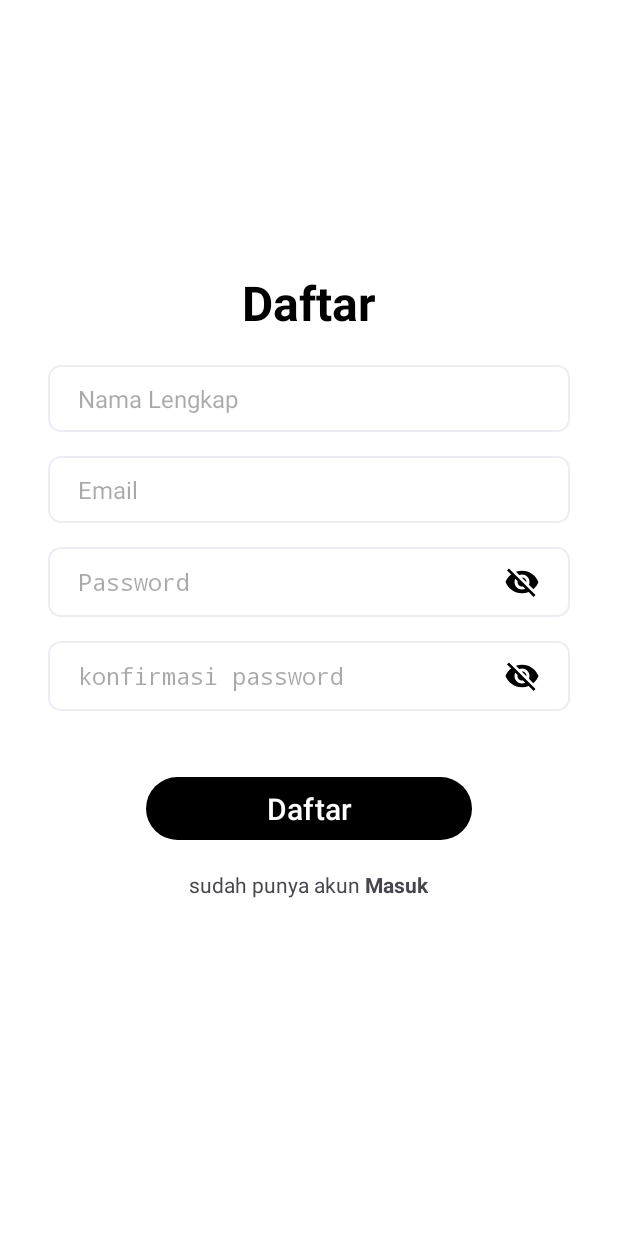
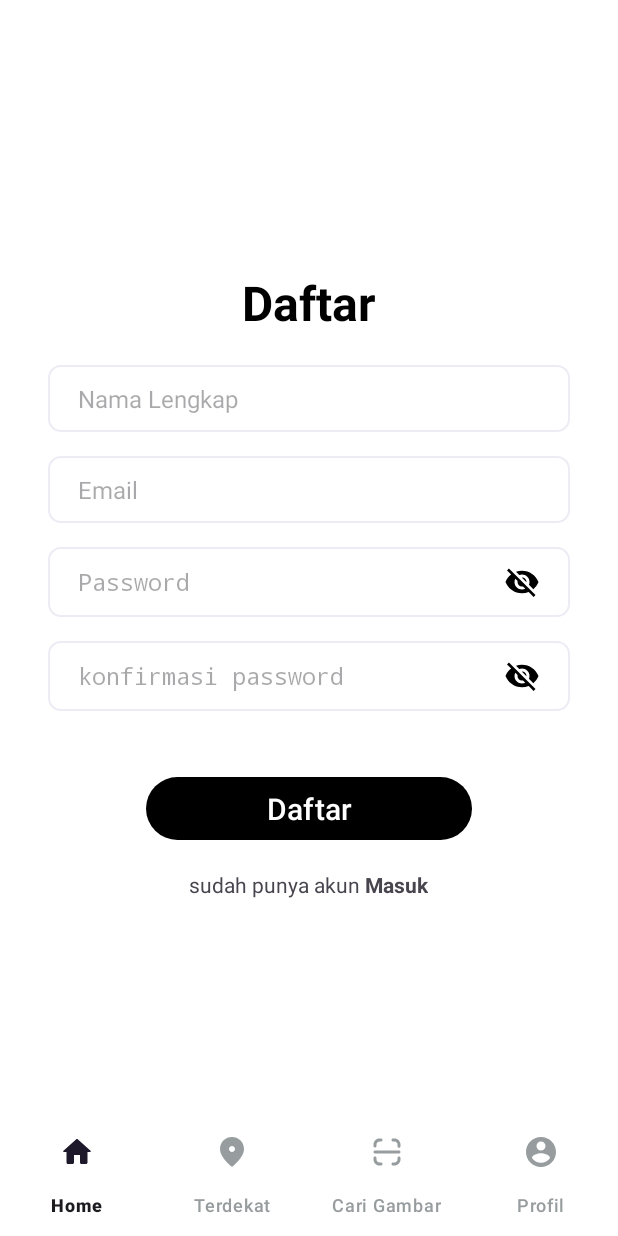
Before and after one commit to Jual-in/Jualin, an Android app: the RegisterFragment screen opened through its navigation route, on a phone screen of 412 x 824 dp. Run offline under Robolectric (Android 15) with nearby library versions, the phone set to English and light mode, and no system bars; our stand-ins replace navigation-ui.

Commit message:
add navigation for main feature

```diff
--- a/app/src/main/java/com/jualin/apps/MainActivity.kt
+++ b/app/src/main/java/com/jualin/apps/MainActivity.kt
@@ -1,11 +1,21 @@
 package com.jualin.apps
 
+import android.os.Bundle
 import androidx.appcompat.app.AppCompatActivity
-import android.os.Bundle
+import com.jualin.apps.databinding.ActivityMainBinding
+import androidx.navigation.findNavController
+import androidx.navigation.ui.setupWithNavController
 
 class MainActivity : AppCompatActivity() {
+
+    private lateinit var binding: ActivityMainBinding
+
     override fun onCreate(savedInstanceState: Bundle?) {
         super.onCreate(savedInstanceState)
-        setContentView(R.layout.activity_main)
+        binding = ActivityMainBinding.inflate(layoutInflater)
+        setContentView(binding.root)
+
+        val navController = findNavController(R.id.host_fragment)
+        binding.bottomNavigationView.setupWithNavController(navController)
     }
 }
--- /dev/null
+++ b/app/src/main/java/com/jualin/apps/ui/fragments/HomeFragment.kt
@@ -0,0 +1,20 @@
+package com.jualin.apps.ui.fragments
+
+import android.os.Bundle
+import androidx.fragment.app.Fragment
+import android.view.LayoutInflater
+import android.view.View
+import android.view.ViewGroup
+import com.jualin.apps.R
+
+class HomeFragment : Fragment() {
+
+    override fun onCreateView(
+        inflater: LayoutInflater, container: ViewGroup?,
+        savedInstanceState: Bundle?
+    ): View? {
+        // Inflate the layout for this fragment
+        return inflater.inflate(R.layout.fragment_home, container, false)
+    }
+
+}
--- a/app/src/main/res/drawable/ic_baseline_visibility_off_24.xml
+++ b/app/src/main/res/drawable/ic_baseline_visibility_off_24.xml
@@ -1,5 +1,10 @@
-<vector android:height="24dp" android:tint="#000000"
-    android:viewportHeight="24" android:viewportWidth="24"
-    android:width="24dp" xmlns:android="http://schemas.android.com/apk/res/android">
-    <path android:fillColor="@android:color/white" android:pathData="M12,7c2.76,0 5,2.24 5,5 0,0.65 -0.13,1.26 -0.36,1.83l2.92,2.92c1.51,-1.26 2.7,-2.89 3.43,-4.75 -1.73,-4.39 -6,-7.5 -11,-7.5 -1.4,0 -2.74,0.25 -3.98,0.7l2.16,2.16C10.74,7.13 11.35,7 12,7zM2,4.27l2.28,2.28 0.46,0.46C3.08,8.3 1.78,10.02 1,12c1.73,4.39 6,7.5 11,7.5 1.55,0 3.03,-0.3 4.38,-0.84l0.42,0.42L19.73,22 21,20.73 3.27,3 2,4.27zM7.53,9.8l1.55,1.55c-0.05,0.21 -0.08,0.43 -0.08,0.65 0,1.66 1.34,3 3,3 0.22,0 0.44,-0.03 0.65,-0.08l1.55,1.55c-0.67,0.33 -1.41,0.53 -2.2,0.53 -2.76,0 -5,-2.24 -5,-5 0,-0.79 0.2,-1.53 0.53,-2.2zM11.84,9.02l3.15,3.15 0.02,-0.16c0,-1.66 -1.34,-3 -3,-3l-0.17,0.01z"/>
+<vector xmlns:android="http://schemas.android.com/apk/res/android"
+    android:width="24dp"
+    android:height="24dp"
+    android:tint="#000000"
+    android:viewportWidth="24"
+    android:viewportHeight="24">
+    <path
+        android:fillColor="@android:color/white"
+        android:pathData="M12,7c2.76,0 5,2.24 5,5 0,0.65 -0.13,1.26 -0.36,1.83l2.92,2.92c1.51,-1.26 2.7,-2.89 3.43,-4.75 -1.73,-4.39 -6,-7.5 -11,-7.5 -1.4,0 -2.74,0.25 -3.98,0.7l2.16,2.16C10.74,7.13 11.35,7 12,7zM2,4.27l2.28,2.28 0.46,0.46C3.08,8.3 1.78,10.02 1,12c1.73,4.39 6,7.5 11,7.5 1.55,0 3.03,-0.3 4.38,-0.84l0.42,0.42L19.73,22 21,20.73 3.27,3 2,4.27zM7.53,9.8l1.55,1.55c-0.05,0.21 -0.08,0.43 -0.08,0.65 0,1.66 1.34,3 3,3 0.22,0 0.44,-0.03 0.65,-0.08l1.55,1.55c-0.67,0.33 -1.41,0.53 -2.2,0.53 -2.76,0 -5,-2.24 -5,-5 0,-0.79 0.2,-1.53 0.53,-2.2zM11.84,9.02l3.15,3.15 0.02,-0.16c0,-1.66 -1.34,-3 -3,-3l-0.17,0.01z" />
 </vector>
--- a/app/src/main/res/layout/activity_main.xml
+++ b/app/src/main/res/layout/activity_main.xml
@@ -6,16 +6,26 @@
     android:layout_height="match_parent"
     tools:context=".MainActivity">
 
-    <androidx.fragment.app.FragmentContainerView
+    <fragment
         android:id="@+id/host_fragment"
         android:name="androidx.navigation.fragment.NavHostFragment"
         android:layout_width="0dp"
         android:layout_height="0dp"
+        app:defaultNavHost="true"
+        app:layout_constraintBottom_toTopOf="@+id/bottomNavigationView"
+        app:layout_constraintEnd_toEndOf="parent"
+        app:layout_constraintStart_toStartOf="parent"
         app:layout_constraintTop_toTopOf="parent"
+        app:navGraph="@navigation/main_navigation" />
+
+    <com.google.android.material.bottomnavigation.BottomNavigationView
+        android:id="@+id/bottomNavigationView"
+        android:layout_width="match_parent"
+        android:layout_height="wrap_content"
+        app:menu="@menu/bottom_menu"
+        style="@style/Theme.BottomNavigation"
         app:layout_constraintBottom_toBottomOf="parent"
-        app:layout_constraintStart_toStartOf="parent"
         app:layout_constraintEnd_toEndOf="parent"
-        app:defaultNavHost="true"
-        app:navGraph="@navigation/main_navigation"/>
+        app:layout_constraintStart_toStartOf="parent" />
 
 </androidx.constraintlayout.widget.ConstraintLayout>
--- /dev/null
+++ b/app/src/main/res/menu/bottom_menu.xml
@@ -0,0 +1,24 @@
+<?xml version="1.0" encoding="utf-8"?>
+<menu xmlns:android="http://schemas.android.com/apk/res/android">
+    <item
+        android:id="@+id/homeFragment"
+        android:icon="@drawable/ic_home_24dp"
+        android:enabled="true"
+        android:title="@string/home" />
+    <item
+        android:id="@+id/nearbyFragment"
+        android:icon="@drawable/ic_place_24dp"
+        android:enabled="true"
+        android:title="@string/terdekat" />
+
+    <item
+        android:id="@+id/scannerFragment"
+        android:icon="@drawable/ic_image_scanner_24dp"
+        android:enabled="true"
+        android:title="@string/cari_gambar" />
+    <item
+        android:id="@+id/profileFragment"
+        android:icon="@drawable/ic_account_circle_24dp"
+        android:enabled="true"
+        android:title="@string/profil" />
+</menu>
--- a/app/src/main/res/navigation/main_navigation.xml
+++ b/app/src/main/res/navigation/main_navigation.xml
@@ -3,7 +3,7 @@
     xmlns:app="http://schemas.android.com/apk/res-auto"
     xmlns:tools="http://schemas.android.com/tools"
     android:id="@+id/main_navigation"
-    app:startDestination="@id/loginFragment">
+    app:startDestination="@id/homeFragment">
 
     <fragment
         android:id="@+id/loginFragment"
@@ -29,4 +29,24 @@
             app:popUpTo="@id/main_navigation"
             app:popUpToInclusive="true" />
     </fragment>
+    <fragment
+        android:id="@+id/homeFragment"
+        android:name="com.jualin.apps.ui.fragments.HomeFragment"
+        android:label="fragment_home"
+        tools:layout="@layout/fragment_home" />
+    <fragment
+        android:id="@+id/nearbyFragment"
+        android:name="com.jualin.apps.ui.fragments.NearbyFragment"
+        android:label="fragment_nearby"
+        tools:layout="@layout/fragment_nearby" />
+    <fragment
+        android:id="@+id/scannerFragment"
+        android:name="com.jualin.apps.ui.fragments.ScannerFragment"
+        android:label="fragment_scanner"
+        tools:layout="@layout/fragment_scanner" />
+    <fragment
+        android:id="@+id/profileFragment"
+        android:name="com.jualin.apps.ui.fragments.ProfileFragment"
+        android:label="fragment_profile"
+        tools:layout="@layout/fragment_profile" />
 </navigation>
--- a/app/src/main/res/values/colors.xml
+++ b/app/src/main/res/values/colors.xml
@@ -3,4 +3,6 @@
     <color name="colorPrimaryDark">#FF000000</color>
     <color name="pureWhite">#FFFFFFFF</color>
     <color name="defaultGrey">#979C9E</color>
+
+    <color name="transparent">#00000000</color>
 </resources>
--- a/app/src/main/res/values/strings.xml
+++ b/app/src/main/res/values/strings.xml
@@ -15,4 +15,10 @@
     <string name="alamat">alamat</string>
     <string name="deskripsi">deskripsi</string>
     <string name="lihat_toko">Lihat Toko</string>
+    <string name="home">Home</string>
+    <string name="terdekat">Terdekat</string>
+    <string name="cari_gambar">Cari Gambar</string>
+    <string name="profil">Profil</string>
+    <!-- TODO: Remove or change this placeholder text -->
+    <string name="hello_blank_fragment">Hello blank fragment</string>
 </resources>
--- a/app/src/main/res/values/themes.xml
+++ b/app/src/main/res/values/themes.xml
@@ -2,8 +2,11 @@
     <!-- Base application theme. -->
     <style name="Base.Theme.JualinLight" parent="Theme.Material3.Light.NoActionBar">
         <!-- Customize your light theme here. -->
-         <item name="colorPrimary">@color/colorPrimaryDark</item>
+        <item name="colorPrimary">@color/colorPrimaryDark</item>
         <item name="android:background">@color/pureWhite</item>
+        <item name="colorOnSurfaceVariant">@color/defaultGrey</item>
+
+        <item name="bottomNavigationStyle">@style/Theme.BottomNavigation</item>
     </style>
 
     <style name="Theme.JualinLight" parent="Base.Theme.JualinLight" />
@@ -17,4 +20,14 @@
         <item name="android:textColor">@color/defaultGrey</item>
         <item name="android:maxLines">1</item>
     </style>
+
+    <style name="Theme.BottomNavigation" parent="Widget.Material3.BottomNavigationView">
+        <item name="labelVisibilityMode">labeled</item>
+        <item name="itemActiveIndicatorStyle">@style/NavigationBarView.ActiveIndicator</item>
+        <item name="itemRippleColor">@color/transparent</item>
+    </style>
+
+    <style name="NavigationBarView.ActiveIndicator" parent="ShapeAppearance.Material3.NavigationBarView.ActiveIndicator">
+        <item name="android:background">@color/transparent</item>
+    </style>
 </resources>
```
Also changed, not shown: app/src/main/java/com/jualin/apps/ui/fragments/NearbyFragment.kt (added, +20 -0 lines), app/src/main/java/com/jualin/apps/ui/fragments/ProfileFragment.kt (added, +20 -0 lines), app/src/main/java/com/jualin/apps/ui/fragments/ScannerFragment.kt (added, +21 -0 lines), app/src/main/res/layout/fragment_home.xml (added, +14 -0 lines), app/src/main/res/layout/fragment_nearby.xml (added, +15 -0 lines), app/src/main/res/layout/fragment_profile.xml (added, +15 -0 lines), app/src/main/res/layout/fragment_scanner.xml (added, +15 -0 lines).
